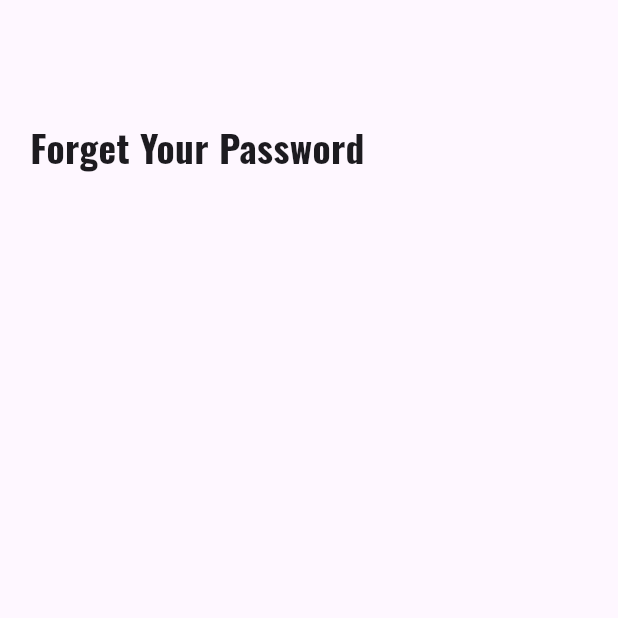
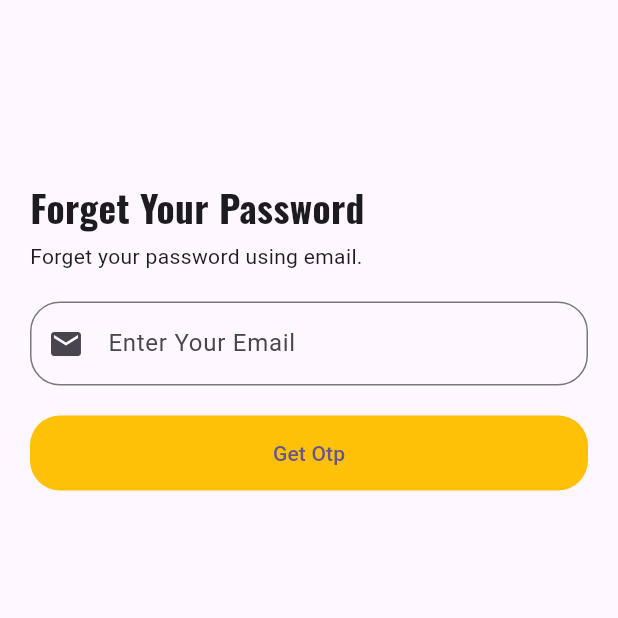
Before and after one commit to anshu-ac-dv/100_days_flutter, a Flutter app: the Forgetpassword screen opened directly, on a phone screen of 412 x 824 dp, the top half of it. Run offline on Flutter 3.47's test engine with Material 3 defaults, Android fonts, the phone set to English and light mode, and no system bars; our stand-ins replace google_fonts, introduction_screen, lottie; network calls fail.

Commit message:
Initial Commit

```diff
--- a/lib/login/forgetPassword.dart
+++ b/lib/login/forgetPassword.dart
@@ -14,15 +14,47 @@ class _ForgetpasswordState extends State<Forgetpassword> {
     return Scaffold(
       body: SingleChildScrollView(
         child: Padding(
-          padding: EdgeInsets.only(top: 80, left: 20),
-          child: Row(
-            mainAxisAlignment: MainAxisAlignment.start,
+          padding: EdgeInsets.only(top: 120, left: 20, right: 20),
+          child: Column(
+            crossAxisAlignment: CrossAxisAlignment.start,
             children: [
               Text(
                 "Forget Your Password",
                 style: GoogleFonts.oswald(
                   fontSize: 25,
                   fontWeight: FontWeight.bold,
+                ),
+              ),
+              SizedBox(height: 5),
+              Text("Forget your password using email."),
+              SizedBox(height: 20),
+              Form(
+                child: Column(
+                  crossAxisAlignment: CrossAxisAlignment.start,
+                  children: [
+                    TextFormField(
+                      decoration: InputDecoration(
+                        hintText: "Enter Your Email",
+                        prefixIcon: Icon(Icons.email),
+                        border: OutlineInputBorder(
+                          borderRadius: BorderRadius.circular(20),
+                        ),
+                      ),
+                    ),
+                    SizedBox(height: 20),
+                    ElevatedButton(
+                      onPressed: () {},
+                      style: ElevatedButton.styleFrom(
+                        backgroundColor: Colors.amber,
+                        elevation: 0,
+                        shape: RoundedRectangleBorder(
+                          borderRadius: BorderRadius.circular(20),
+                        ),
+                        fixedSize: Size(430, 50),
+                      ),
+                      child: Text("Get Otp"),
+                    ),
+                  ],
                 ),
               ),
             ],
```
